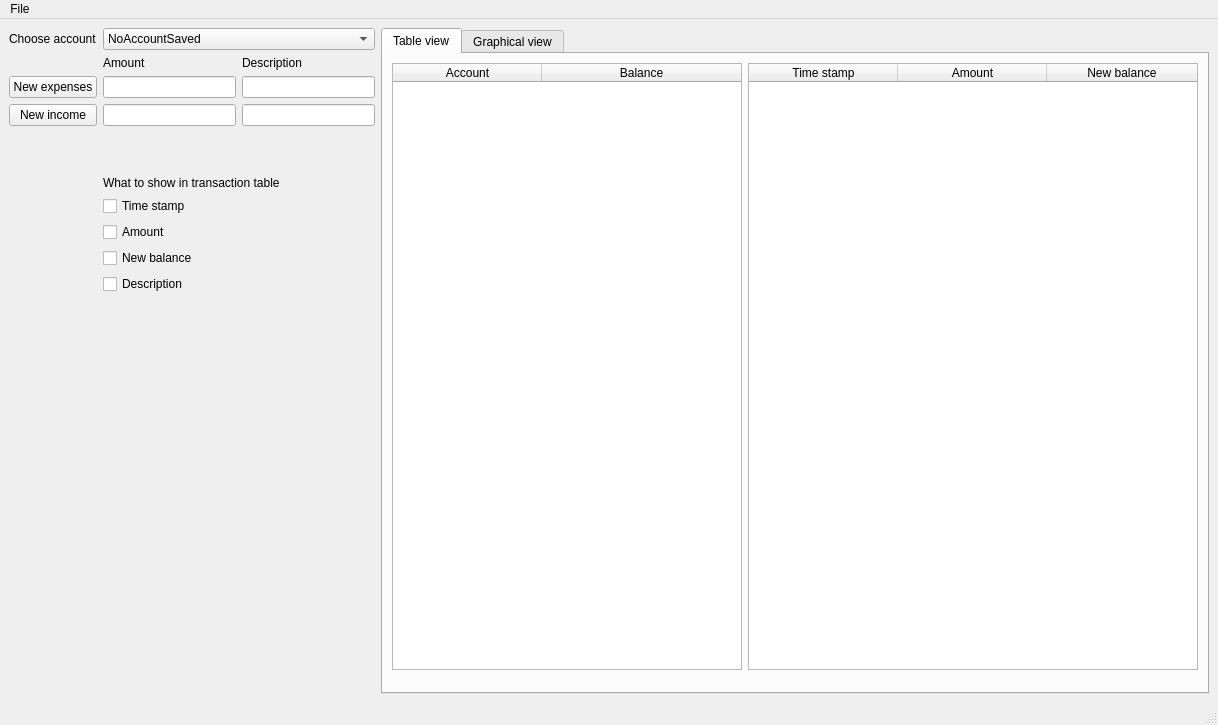
Qt form PyMoneyOrga/PyMoneyOrga/gui/PyMoneyOrgaGui.ui (CRaNkXD/PyMoneyOrga) before a commit.
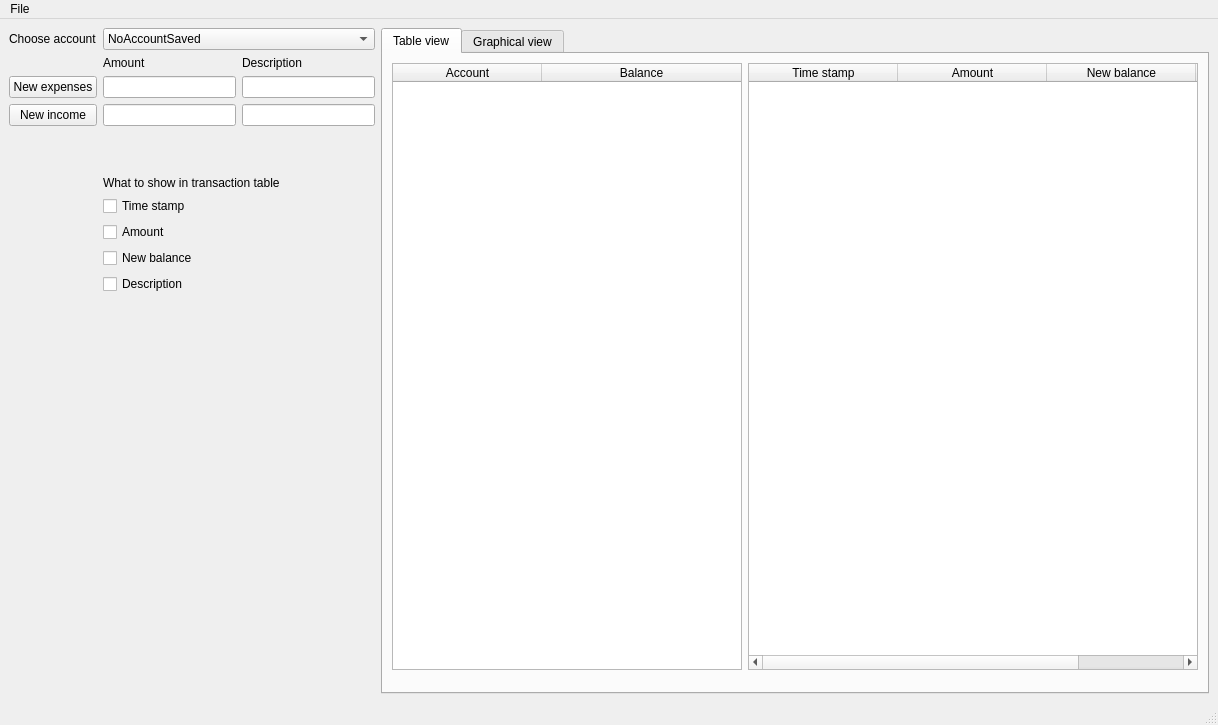
The same form after that commit.

Commit message: added description to the transactions table

```diff
--- a/PyMoneyOrga/PyMoneyOrga/gui/PyMoneyOrgaGui.ui
+++ b/PyMoneyOrga/PyMoneyOrga/gui/PyMoneyOrgaGui.ui
@@ -215,6 +215,11 @@
                 <string>New balance</string>
                </property>
               </column>
+              <column>
+               <property name="text">
+                <string>Description</string>
+               </property>
+              </column>
              </widget>
             </item>
             <item row="0" column="1" rowspan="3">
```
The commit also changes 4 other files.
